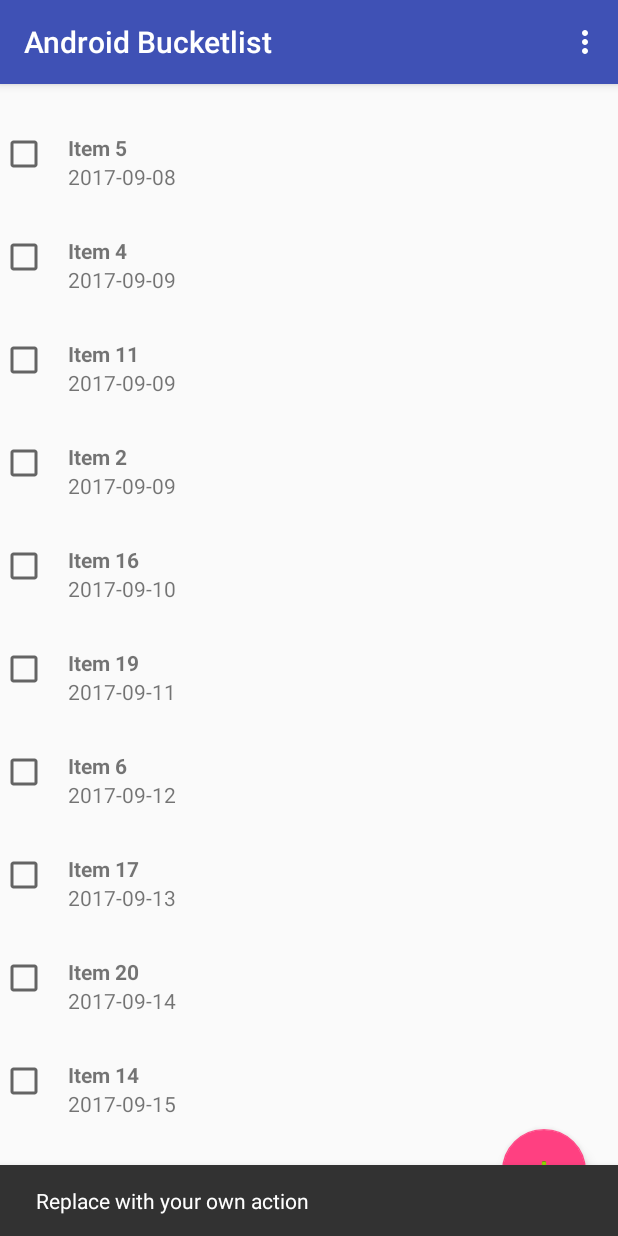
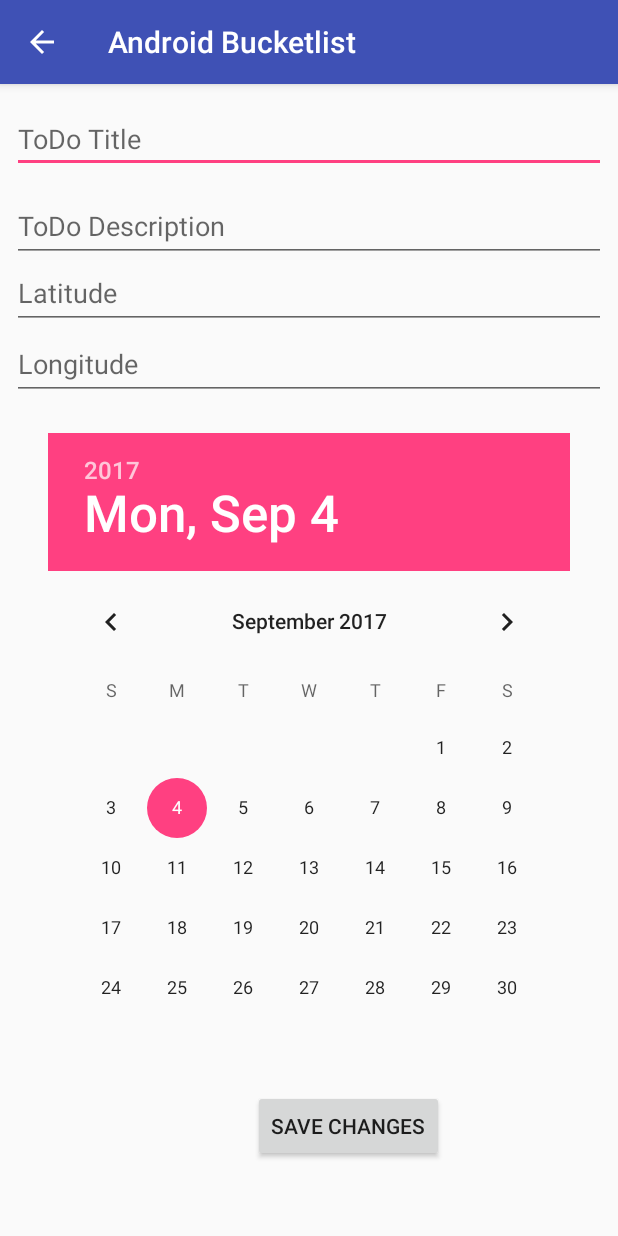
Before and after one commit to muellllkreis/android-mini-app, an Android app: the screen it shows after launch (BucketListActivity before the commit, AddItemActivity after it), after a tap on an icon or button, on a phone screen of 412 x 824 dp. Run offline under Robolectric (Android 15) with nearby library versions, the phone set to English and light mode, and no system bars.

Commit message:
new activity without functionality

```diff
--- a/app/src/main/AndroidManifest.xml
+++ b/app/src/main/AndroidManifest.xml
@@ -19,6 +19,7 @@
                 <category android:name="android.intent.category.LAUNCHER" />
             </intent-filter>
         </activity>
+        <activity android:name=".AddItemActivity" android:parentActivityName=".BucketListActivity" ></activity>
     </application>
 
 </manifest>
--- /dev/null
+++ b/app/src/main/java/edu/virginia/cs/cs4720/mjr9r/androidbucketlist/AddItemActivity.java
@@ -0,0 +1,61 @@
+package edu.virginia.cs.cs4720.mjr9r.androidbucketlist;
+
+import android.content.Intent;
+import android.support.v7.app.AppCompatActivity;
+import android.os.Bundle;
+import android.widget.DatePicker;
+import android.widget.TextView;
+
+import java.text.ParseException;
+import java.text.SimpleDateFormat;
+import java.util.Date;
+
+
+public class AddItemActivity extends AppCompatActivity {
+
+    TextView title;
+    TextView description;
+    TextView longitude;
+    TextView latitude;
+    DatePicker duedate;
+
+
+    @Override
+    protected void onCreate(Bundle savedInstanceState) {
+        super.onCreate(savedInstanceState);
+        setContentView(R.layout.activity_add_item);
+
+        Intent intent = getIntent();
+        title = (TextView) findViewById(R.id.item_title);
+        description = (TextView) findViewById(R.id.item_description);
+        longitude = (TextView) findViewById(R.id.item_longitude);
+        latitude = (TextView) findViewById(R.id.item_latitude);
+        duedate = (DatePicker) findViewById(R.id.item_duedate);
+    }
+
+    protected void saveItem() throws Exception {
+        SimpleDateFormat formatter = new SimpleDateFormat("MM-dd-yyyy");
+        BucketItem newitem = new BucketItem(this.title.getText().toString(),
+                                            this.description.getText().toString(),
+                                            (Date) formatter.parse(this.duedate.getMonth() + "-" + this.duedate.getDayOfMonth() + "-" + this.duedate.getYear()) ,
+                                            Double.parseDouble(this.longitude.getText().toString()),
+                                            Double.parseDouble(this.latitude.getText().toString()));
+    }
+    @Override
+    public void finish() {
+        Intent returnIntent = new Intent();
+        SimpleDateFormat formatter = new SimpleDateFormat("MM-dd-yyyy");
+        try {
+            BucketItem newitem = new BucketItem(this.title.getText().toString(),
+                    this.description.getText().toString(),
+                    (Date) formatter.parse(this.duedate.getMonth() + "-" + this.duedate.getDayOfMonth() + "-" + this.duedate.getYear()),
+                    Double.parseDouble(this.longitude.getText().toString()),
+                    Double.parseDouble(this.latitude.getText().toString()));
+                    returnIntent.putExtra("passed_item", newitem);
+        } catch (ParseException e) {
+            e.printStackTrace();
+        }
+        setResult(RESULT_OK);
+        super.finish();
+    }
+}
--- a/app/src/main/java/edu/virginia/cs/cs4720/mjr9r/androidbucketlist/BucketItem.java
+++ b/app/src/main/java/edu/virginia/cs/cs4720/mjr9r/androidbucketlist/BucketItem.java
@@ -4,6 +4,8 @@
  */
 package edu.virginia.cs.cs4720.mjr9r.androidbucketlist;
 
+import android.os.Parcel;
+import android.os.Parcelable;
 import android.support.annotation.NonNull;
 
 import java.util.ArrayList;
@@ -12,14 +14,29 @@ import java.util.Comparator;
 import java.util.Date;
 import java.util.Random;
 
-public class BucketItem implements Comparable<BucketItem>{
+public class BucketItem implements Comparable<BucketItem>, Parcelable{
     private String title;
+    private String description;
     private Date duedate;
+    private Double longitude;
+    private Double latitude;
     private boolean finished;
 
     public BucketItem(String title, Date duedate) {
         this.title = title;
+        this.description = "";
         this.duedate = duedate;
+        this.longitude = 0.0;
+        this.latitude = 0.0;
+        this.finished = false;
+    }
+
+    public BucketItem(String title, String description, Date duedate, Double longitude, Double latitude) {
+        this.title = title;
+        this.description = description;
+        this.duedate = duedate;
+        this.longitude = longitude;
+        this.latitude = latitude;
         this.finished = false;
     }
 
@@ -35,6 +52,21 @@ public class BucketItem implements Comparable<BucketItem>{
         return finished;
     }
 
+    public Double getLongitude() {
+        return longitude;
+    }
+
+    public Double getLatitude() {
+        return latitude;
+    }
+
+    public void setLongitude(Double longitude) {
+        this.longitude = longitude;
+    }
+
+    public void setLatitude(Double latitude) {
+        this.latitude = latitude;
+    }
 
     public void setTitle(String title) {
         this.title = title;
@@ -80,4 +112,18 @@ public class BucketItem implements Comparable<BucketItem>{
             return comparestatus;
         }
     }
+
+    @Override
+    public int describeContents() {
+        return 0;
+    }
+
+    @Override
+    public void writeToParcel(Parcel dest, int flags) {
+        dest.writeString(title);
+        dest.writeString(description);
+        dest.writeValue(duedate);
+        dest.writeDouble(longitude);
+        dest.writeDouble(latitude);
+    }
 }
--- a/app/src/main/java/edu/virginia/cs/cs4720/mjr9r/androidbucketlist/BucketListActivity.java
+++ b/app/src/main/java/edu/virginia/cs/cs4720/mjr9r/androidbucketlist/BucketListActivity.java
@@ -1,5 +1,7 @@
 package edu.virginia.cs.cs4720.mjr9r.androidbucketlist;
 
+import android.app.usage.NetworkStats;
+import android.content.Intent;
 import android.os.Bundle;
 import android.support.design.widget.FloatingActionButton;
 import android.support.design.widget.Snackbar;
@@ -28,13 +30,13 @@ public class BucketListActivity extends AppCompatActivity {
         setSupportActionBar(toolbar);
 
         FloatingActionButton fab = (FloatingActionButton) findViewById(R.id.fab);
-        fab.setOnClickListener(new View.OnClickListener() {
-            @Override
-            public void onClick(View view) {
-                Snackbar.make(view, "Replace with your own action", Snackbar.LENGTH_LONG)
-                        .setAction("Action", null).show();
-            }
-        });
+//        fab.setOnClickListener(new View.OnClickListener() {
+//            @Override
+//            public void onClick(View view) {
+//                Snackbar.make(view, "Replace with your own action", Snackbar.LENGTH_LONG)
+//                        .setAction("Action", null).show();
+//            }
+//        });
         RecyclerView rvItems = (RecyclerView) findViewById(R.id.rvItems);
 
         bucketlist = BucketItem.createBucketList(20);
@@ -63,4 +65,24 @@ public class BucketListActivity extends AppCompatActivity {
 
         return super.onOptionsItemSelected(item);
     }
+    public void addItem(View view) {
+        Intent intent = new Intent(this, AddItemActivity.class);
+        //EditText editText = (EditText) findViewById(R.id.editText);
+        //String message = editText.getText().toString();
+        //intent.putExtra(EXTRA_MESSAGE, message);
+        startActivity(intent);
+    }
+//    public void addItem(View view) {
+//        startActivityForResult(new Intent(this, AddItemActivity.class), 0);
+//    }
+//
+//    @Override
+//    protected void onActivityResult(int requestCode, int resultCode, Intent data) {
+//        super.onActivityResult(requestCode, resultCode, data);
+//        if (requestCode == 0 && resultCode == RESULT_OK) {
+//            BucketItem passedItem = (BucketItem) data.getExtras().get("passed_item");
+//            bucketlist.add(passedItem);
+//            rvItems.getAdapter().notifyDataSetChanged();
+//        }
+//    }
 }
--- /dev/null
+++ b/app/src/main/res/layout/activity_add_item.xml
@@ -0,0 +1,108 @@
+<?xml version="1.0" encoding="utf-8"?>
+<android.support.constraint.ConstraintLayout xmlns:android="http://schemas.android.com/apk/res/android"
+    xmlns:app="http://schemas.android.com/apk/res-auto"
+    xmlns:tools="http://schemas.android.com/tools"
+    android:layout_width="match_parent"
+    android:layout_height="match_parent"
+    tools:context="edu.virginia.cs.cs4720.mjr9r.androidbucketlist.AddItemActivity"
+    tools:layout_editor_absoluteY="89dp"
+    tools:layout_editor_absoluteX="0dp">
+
+    <EditText
+        android:id="@+id/item_title"
+        android:layout_width="0dp"
+        android:layout_height="0dp"
+        android:layout_marginBottom="12dp"
+        android:layout_marginEnd="8dp"
+        android:layout_marginStart="8dp"
+        android:layout_marginTop="16dp"
+        android:ems="10"
+        android:hint="ToDo Title"
+        android:inputType="textPersonName"
+        app:layout_constraintBottom_toTopOf="@+id/item_description"
+        app:layout_constraintLeft_toLeftOf="parent"
+        app:layout_constraintRight_toRightOf="parent"
+        app:layout_constraintTop_toTopOf="parent"
+        tools:layout_constraintBottom_creator="1"
+        tools:layout_constraintLeft_creator="1"
+        tools:layout_constraintRight_creator="1"
+        tools:layout_constraintTop_creator="1" />
+
+    <EditText
+        android:id="@+id/item_longitude"
+        android:layout_width="0dp"
+        android:layout_height="47dp"
+        android:ems="10"
+        android:hint="Longitude"
+        android:inputType="textPersonName"
+        tools:layout_constraintTop_creator="1"
+        tools:layout_constraintRight_creator="1"
+        android:layout_marginStart="8dp"
+        android:layout_marginEnd="8dp"
+        app:layout_constraintRight_toRightOf="parent"
+        app:layout_constraintTop_toBottomOf="@+id/item_latitude"
+        tools:layout_constraintLeft_creator="1"
+        app:layout_constraintLeft_toLeftOf="parent"
+        app:layout_constraintHorizontal_bias="0.0" />
+
+    <EditText
+        android:id="@+id/item_latitude"
+        android:layout_width="0dp"
+        android:layout_height="47dp"
+        android:ems="10"
+        android:hint="Latitude"
+        android:inputType="textPersonName"
+        tools:layout_constraintTop_creator="1"
+        tools:layout_constraintRight_creator="1"
+        android:layout_marginStart="8dp"
+        android:layout_marginEnd="8dp"
+        app:layout_constraintRight_toRightOf="parent"
+        android:layout_marginTop="116dp"
+        tools:layout_constraintLeft_creator="1"
+        app:layout_constraintLeft_toLeftOf="parent"
+        app:layout_constraintTop_toTopOf="parent"
+        app:layout_constraintHorizontal_bias="0.0" />
+
+    <EditText
+        android:id="@+id/item_description"
+        android:layout_width="0dp"
+        android:layout_height="47dp"
+        android:layout_marginEnd="8dp"
+        android:layout_marginStart="8dp"
+        android:layout_marginTop="71dp"
+        android:ems="10"
+        android:hint="ToDo Description"
+        android:inputType="textPersonName"
+        app:layout_constraintLeft_toLeftOf="parent"
+        app:layout_constraintRight_toRightOf="parent"
+        app:layout_constraintTop_toTopOf="parent"
+        tools:layout_constraintLeft_creator="1"
+        tools:layout_constraintRight_creator="1"
+        tools:layout_constraintTop_creator="1" />
+
+    <DatePicker
+        android:id="@+id/item_duedate"
+        android:layout_width="348dp"
+        android:layout_height="0dp"
+        tools:layout_constraintTop_creator="1"
+        android:layout_marginTop="22dp"
+        app:layout_constraintTop_toBottomOf="@+id/item_longitude"
+        app:layout_constraintLeft_toLeftOf="parent"
+        app:layout_constraintRight_toRightOf="parent"
+        tools:layout_constraintRight_creator="1"
+        tools:layout_constraintLeft_creator="1" />
+
+    <Button
+        android:id="@+id/addItemBtn"
+        android:layout_width="wrap_content"
+        android:layout_height="wrap_content"
+        android:text="Save changes"
+        tools:layout_constraintRight_creator="1"
+        tools:layout_constraintBottom_creator="1"
+        app:layout_constraintBottom_toBottomOf="parent"
+        android:layout_marginEnd="84dp"
+        app:layout_constraintRight_toRightOf="@+id/item_duedate"
+        android:layout_marginBottom="49dp"
+        />
+
+</android.support.constraint.ConstraintLayout>
--- a/app/src/main/res/layout/activity_bucket_list.xml
+++ b/app/src/main/res/layout/activity_bucket_list.xml
@@ -31,13 +31,14 @@
         android:id="@+id/fab"
         android:layout_width="wrap_content"
         android:layout_height="wrap_content"
+        android:layout_alignParentBottom="true"
+        android:layout_alignParentEnd="true"
         android:layout_gravity="bottom|end"
-        app:srcCompat="@android:drawable/ic_input_add"
+        android:layout_marginBottom="15dp"
+        android:layout_marginEnd="21dp"
         android:layout_marginLeft="@dimen/fab_margin"
         android:layout_marginRight="@dimen/fab_margin"
-        android:layout_marginBottom="15dp"
-        android:layout_alignParentBottom="true"
-        android:layout_alignParentEnd="true"
-        android:layout_marginEnd="21dp" />
+        android:onClick="addItem"
+        app:srcCompat="@android:drawable/ic_input_add" />
 
 </RelativeLayout>
--- a/app/src/main/res/values/strings.xml
+++ b/app/src/main/res/values/strings.xml
@@ -1,4 +1,5 @@
 <resources>
     <string name="app_name">Android Bucketlist</string>
     <string name="action_settings">Settings</string>
+    <string name="action_add">Add new Item</string>
 </resources>
```
